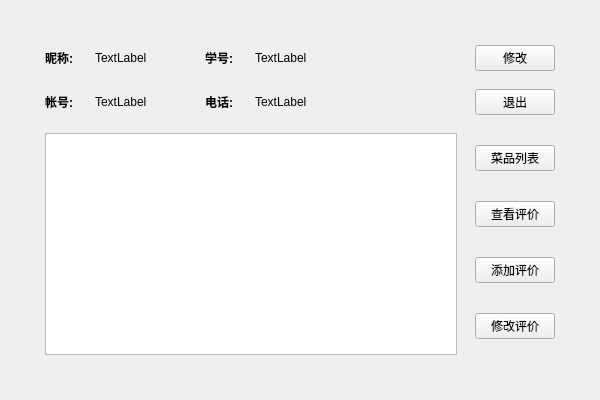
This is ui/home.ui in fanenr/cxx-DS-client as Qt 5 draws it before an edit. The edited form follows.
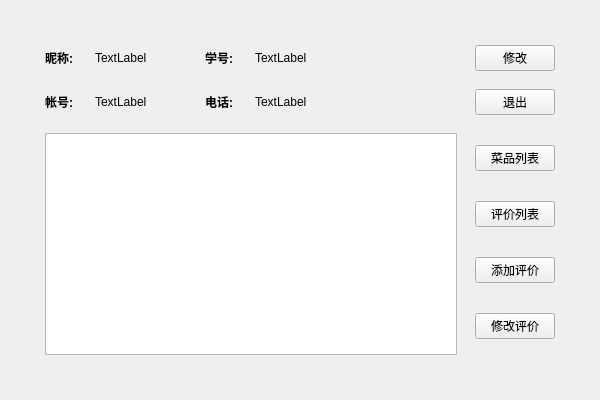
This is the edited form.

Patch:
```diff
--- a/ui/home.ui
+++ b/ui/home.ui
@@ -218,7 +218,7 @@
              </sizepolicy>
             </property>
             <property name="text">
-             <string>查看评价</string>
+             <string>评价列表</string>
             </property>
            </widget>
           </item>
```
